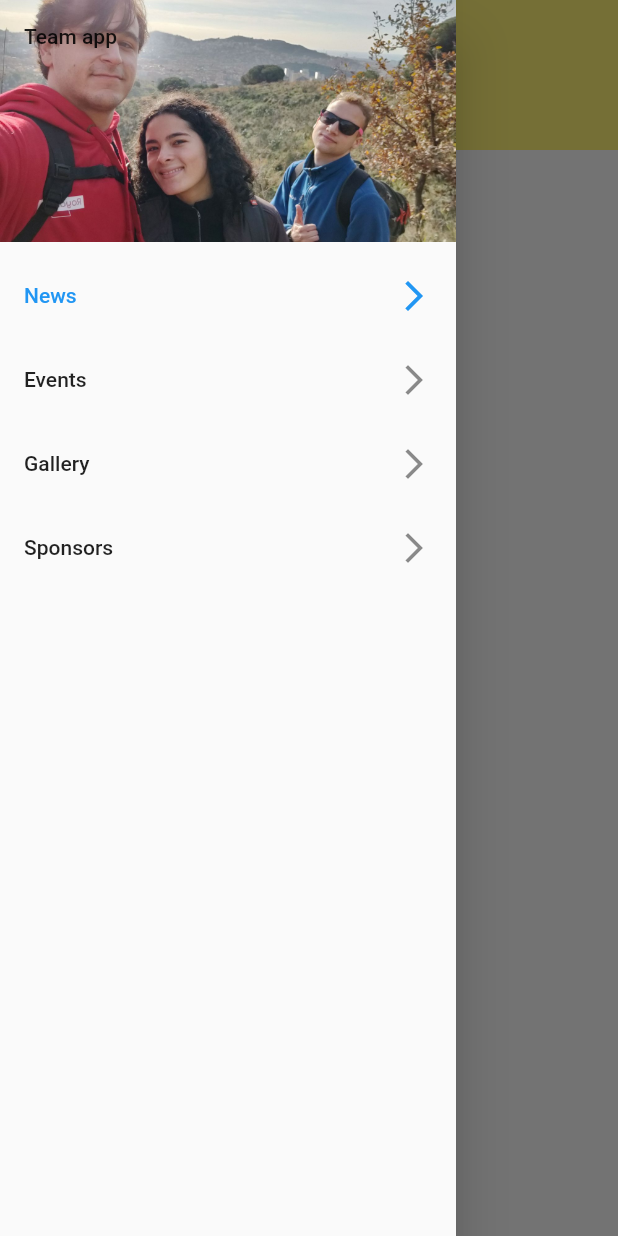
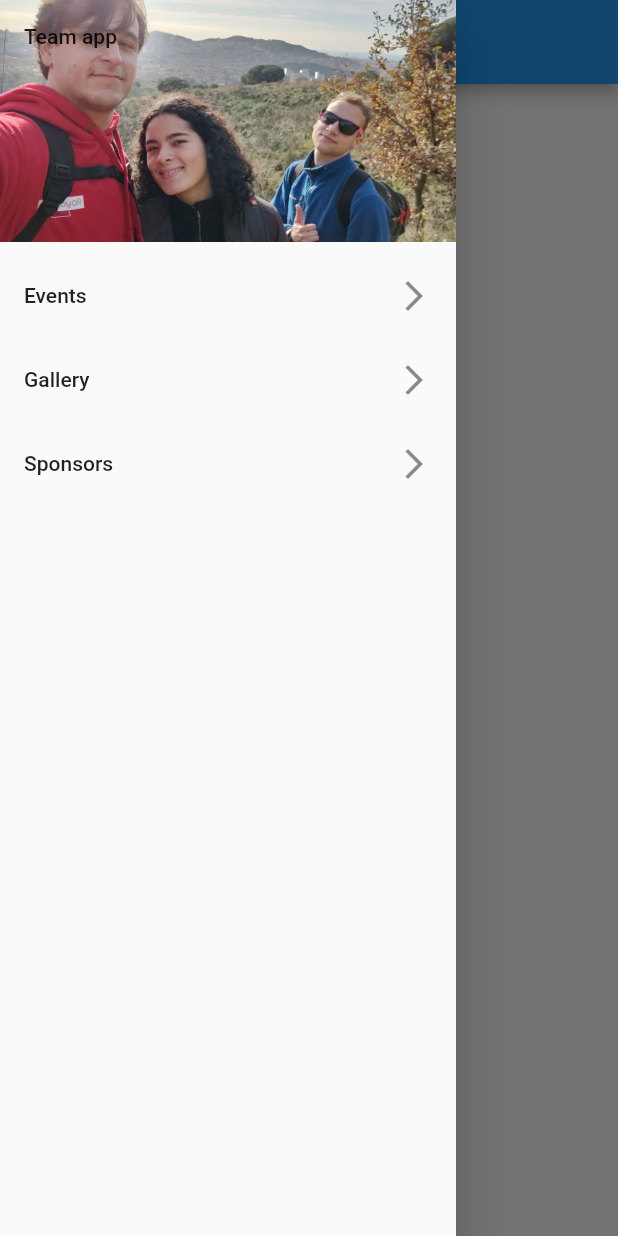
Before and after one commit to Marx1211/team_app, a Flutter app: the screen it shows after launch, with the side drawer open, on a phone screen of 412 x 824 dp. Run offline on Flutter 3.47's test engine with Material 2 defaults, Android fonts, the phone set to English and light mode, and no system bars; our stand-ins replace cloud_firestore; accounts and stored records are empty.

Commit message:
This is what I am presenting as my coursework.

```diff
--- a/lib/main.dart
+++ b/lib/main.dart
@@ -1,19 +1,14 @@
 import 'package:flutter/material.dart';
-import 'package:team_app/screens/news.dart';
+import 'package:team_app/screens/events.dart';
 
 void main() => runApp(MyApp());
 
 class MyApp extends StatelessWidget {
-
   @override
   Widget build(BuildContext context) {
     return MaterialApp(
       title: 'Home page',
-      home: NewsPage(),
-      routes: <String,WidgetBuilder>{
-        NewsPage.routeName : (BuildContext context) => new NewsPage()
-      },
+      home: EventsPage(),
     );
-
   }
 }
--- a/lib/screens/gallery.dart
+++ b/lib/screens/gallery.dart
@@ -1,7 +1,6 @@
 import 'package:cloud_firestore/cloud_firestore.dart';
 import 'package:team_app/widgets/menu_drawer.dart';
 import 'package:flutter/material.dart';
-
 
 class GalleryPage extends StatefulWidget {
   @override
@@ -71,12 +70,13 @@ class _GalleryPageState extends State<GalleryPage> {
                 child: Text(
                   img.name,
                   textAlign: TextAlign.end,
+                  style: TextStyle(color: Colors.white),
                 ),
                 decoration: new BoxDecoration(
                   color: Colors.blue,
                   gradient: new LinearGradient(
                     colors: [
-                      Colors.blue.withOpacity(1),
+                      Colors.blue.withOpacity(0.7),
                       Colors.blueGrey.withOpacity(0.1)
                     ],
                     begin: Alignment.topRight,
--- a/lib/screens/news.dart
+++ /dev/null
@@ -1,35 +0,0 @@
-import 'package:flutter/material.dart';
-import 'package:team_app/widgets/menu_drawer.dart';
-
-
-class NewsPage extends StatefulWidget {
-  static final routeName = "/news";
-  @override
-  NewsPageState createState() => NewsPageState();
-}
-
-class NewsPageState extends State<NewsPage> {
-  @override
-  Widget build(BuildContext context){
-    return Scaffold(
-      body: Column(
-        children: <Widget>[
-          menu,
-          news,
-        ],
-      ),
-      drawer: MenuDrawer(),
-    );
-  }
-  Widget get menu => Container(
-    height: 100.0,
-    padding: EdgeInsets.only(bottom: 15.0),
-    color: Colors.yellow[300],
-  );
-  Widget get news => Expanded(
-    child: Container(
-      child: Text("News"),
-      color: Colors.blue[300],
-    ),
-  );
-}
--- a/lib/widgets/menu_drawer.dart
+++ b/lib/widgets/menu_drawer.dart
@@ -1,5 +1,4 @@
 import 'package:flutter/material.dart';
-import 'package:team_app/screens/news.dart';
 import 'package:team_app/screens/events.dart';
 import 'package:team_app/screens/gallery.dart';
 import 'package:team_app/screens/sponsors.dart';
@@ -27,12 +26,6 @@ class _MenuDrawerState extends State<MenuDrawer> {
                   image: DecorationImage(
                       image: AssetImage("assets/images/friends.jpg"),
                       fit: BoxFit.cover))),
-          new ListTile(
-            trailing: new Icon(Icons.arrow_forward_ios),
-            title: new Text("News"),
-            selected: _current == Pages.news,
-            onTap: () => _onPageTap(context, Pages.news),
-          ),
           new ListTile(
             trailing: new Icon(Icons.arrow_forward_ios),
             title: new Text("Events"),
@@ -64,8 +57,6 @@ class _MenuDrawerState extends State<MenuDrawer> {
     Navigator.of(context)
         .push(new PageRouteBuilder(pageBuilder: (BuildContext context, _, __) {
       switch (changeCurrent) {
-        case Pages.news:
-          return new NewsPage();
         case Pages.events:
           return new EventsPage();
         case Pages.gallery:
@@ -73,7 +64,7 @@ class _MenuDrawerState extends State<MenuDrawer> {
         case Pages.sponsors:
           return new SponsorsPage();
         default:
-          return new NewsPage();
+          return new EventsPage();
       }
     }, transitionsBuilder: (_, Animation<double> animation, __, Widget child) {
       return new FadeTransition(
```
